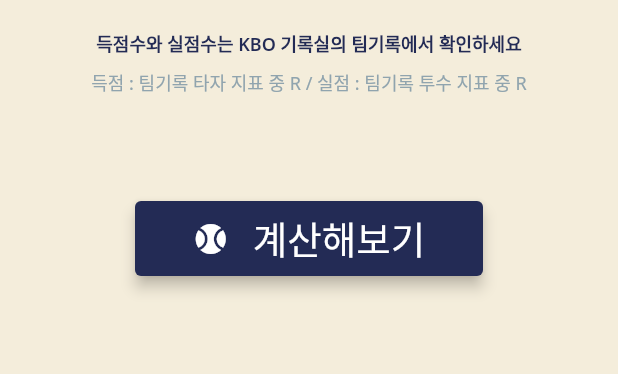
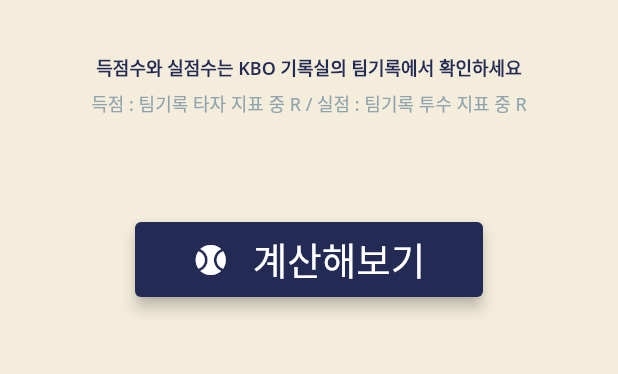
Before and after one commit to sizakk/calculator_ballgame, a Flutter app: the screen it shows after launch, on a phone screen of 412 x 824 dp, the part 570-944 px from its top. Run offline on Flutter 3.47's test engine with Material 2 defaults, Android fonts, the phone set to English and light mode, and no system bars; missing offline and left inert: data.

```diff
--- a/lib/screen/main_body.dart
+++ b/lib/screen/main_body.dart
@@ -42,7 +42,7 @@
                 'asset/img/main_logo.png',
                 height: 220,
               ),
-              const SizedBox(height: 20),
+              const SizedBox(height: 36),
               const Text(
                 '득점수와 실점수는 KBO 기록실의 팀기록에서 확인하세요',
                 style: TextStyle(
@@ -51,7 +51,7 @@
                   color: TEXT_COLOR,
                 ),
               ),
-              const SizedBox(height: 8),
+              const SizedBox(height: 6),
               Text(
                 '득점 : 팀기록 타자 지표 중 R / 실점 : 팀기록 투수 지표 중 R',
                 style: TextStyle(
```
